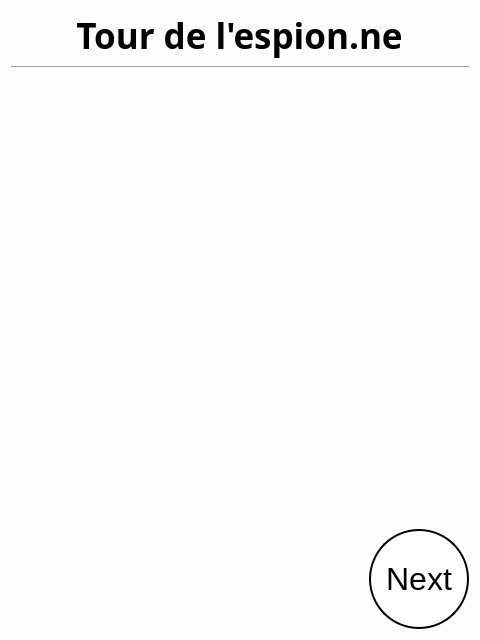
First picture: the form in SporzOBC-WAL/code/resources/Phases/Night/Spy/turn.ui, repository Eben-Epi/SporzOBC, before the edit.
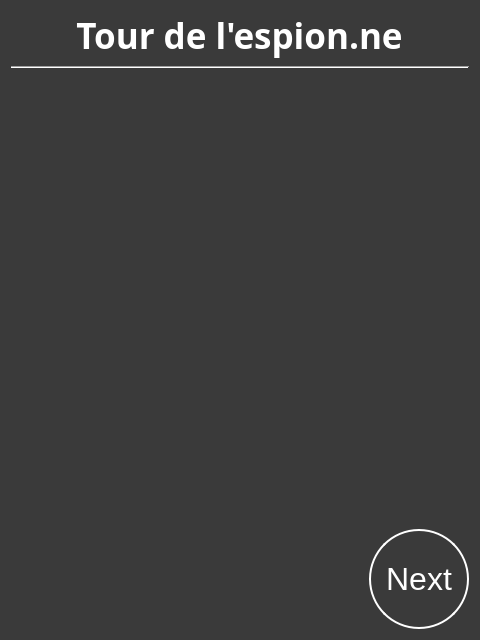
Second picture: the form after the edit.

Commit message: UPD Night Phases are displayed with dark background UPD Mutant Turn and Evening Bed Time View ADD useful fetch infos from game logic methods

Patch:
```diff
--- a/SporzOBC-WAL/code/resources/Phases/Night/Spy/turn.ui
+++ b/SporzOBC-WAL/code/resources/Phases/Night/Spy/turn.ui
@@ -15,14 +15,19 @@
   </property>
   <property name="styleSheet">
    <string notr="true">#SpyTurn {
-    background-color: rgb(253, 253, 253);
+    background-color: rgb(58, 58, 58);;
     }
 
+QLabel {
+	color:white;
+}
+
 QPushButton  {
-    border: 2px solid black;
-    background-color: white;
+    border: 2px solid white;
+    background-color: rgb(58, 58, 58);
     padding: 10px 10px;
     font-size: 32px;
+	color:white;
     border-radius: 50px;
 }</string>
   </property>
```
The commit also changes 37 other files.
